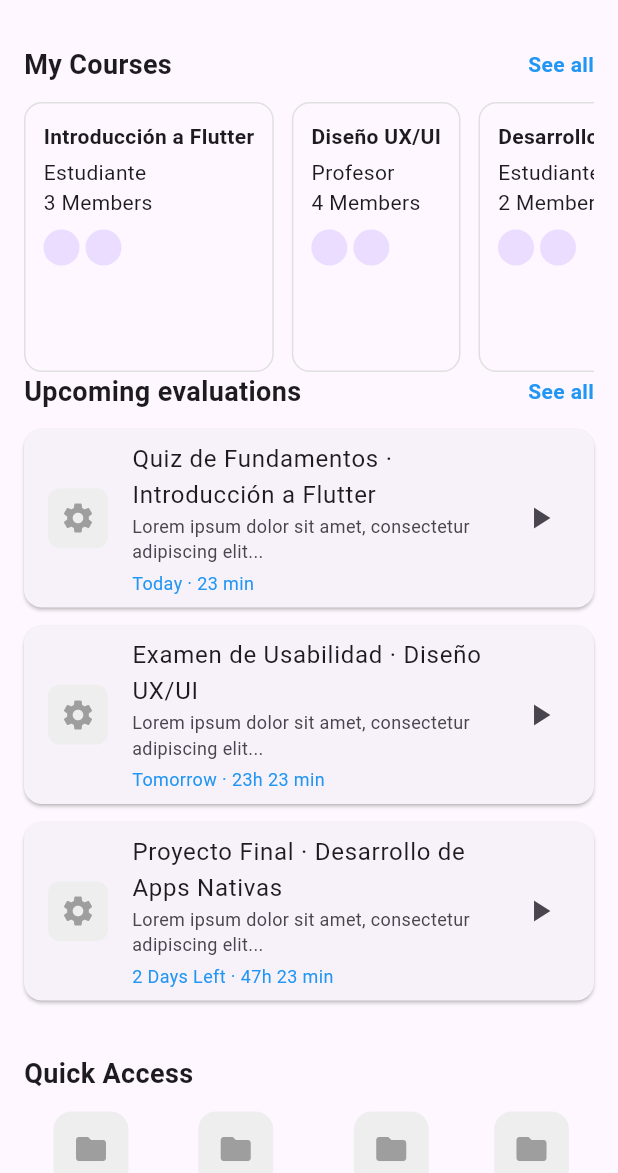
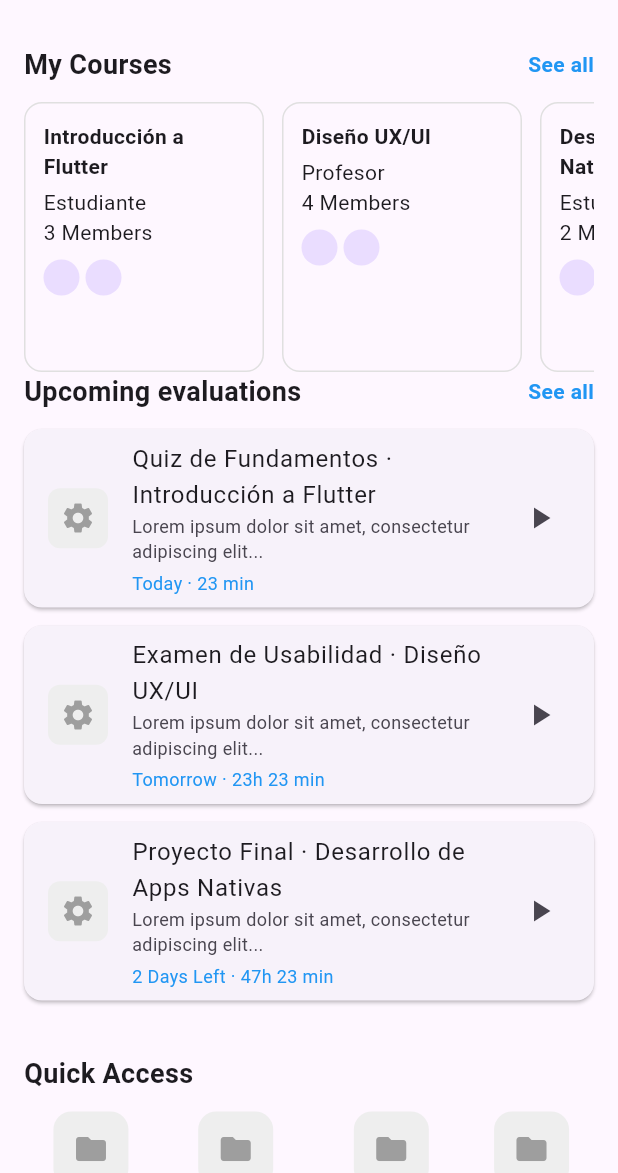
Before and after one commit to Alejorotp/flourse, a Flutter app: the HomePage screen opened by its route, on a phone screen of 412 x 824 dp, the part 63-1236 px from its top. Run offline on Flutter 3.47's test engine with Material 3 defaults, Android fonts, the phone set to English and light mode, and no system bars; our stand-ins replace get.

Commit message:
Courses page added, integrated with the courseCards
Added a courses page and modified the privated widget of courseCards to be reusable.

```diff
--- a/lib/pages/home.dart
+++ b/lib/pages/home.dart
@@ -2,12 +2,9 @@ import 'package:flutter/material.dart';
 import 'package:flourse/data.dart'; // Importa el archivo de datos compartidos
 import 'package:flourse/pages/courses.dart';
 import 'package:flourse/pages/evaluations.dart';
-import 'package:flourse/pages/currentcourse.dart';
-import 'package:flourse/classes/course.dart';
 import 'package:flourse/pages/currentevaluation.dart';
 import 'package:flourse/classes/evaluation.dart';
-
-// ... (elimina las listas myCourses y upcomingEvaluations de este archivo)
+import 'package:flourse/widgets/course_card.dart'; // El widget CourseCard
 
 class HomePage extends StatelessWidget {
   static const String id = '/home';
@@ -64,7 +61,7 @@ class HomePage extends StatelessWidget {
                   // Llama al widget y le pasa el contexto y el objeto `course`
                   return Padding(
                     padding: const EdgeInsets.only(right: 12),
-                    child: _courseCard(context, course),
+                    child: CourseCard(course: course),
                   );
                 },
               ),
@@ -93,8 +90,6 @@ class HomePage extends StatelessWidget {
               ],
             ),
             const SizedBox(height: 12),
-            // Utiliza la lista de datos compartidos
-            // ... dentro del método `build` de `HomePage` ...
 
             // Upcoming Evaluations
             Column(
@@ -114,10 +109,10 @@ class HomePage extends StatelessWidget {
             Row(
               mainAxisAlignment: MainAxisAlignment.spaceAround,
               children: const [
-                _quickAccessItem("Last Course"),
-                _quickAccessItem("Last Course +1"),
-                _quickAccessItem("Last Course +2"),
-                _quickAccessItem(""),
+                _QuickAccessItem("Last Course"),
+                _QuickAccessItem("Last Course +1"),
+                _QuickAccessItem("Last Course +2"),
+                _QuickAccessItem(""),
               ],
             ),
           ],
@@ -126,52 +121,7 @@ class HomePage extends StatelessWidget {
     );
   }
 }
-// ... tu código existente ...
 
-// Ahora el widget recibe el objeto Course completo
-Widget _courseCard(BuildContext context, Course course) {
-  return GestureDetector(
-    onTap: () {
-      Navigator.push(
-        context,
-        MaterialPageRoute(
-          builder: (context) => CurrentCoursePage(course: course),
-        ),
-      );
-    },
-    child: Container(
-      padding: const EdgeInsets.all(12),
-      decoration: BoxDecoration(
-        border: Border.all(color: Colors.grey.shade300),
-        borderRadius: BorderRadius.circular(12),
-      ),
-      child: Column(
-        crossAxisAlignment: CrossAxisAlignment.start,
-        children: [
-          Text(
-            course.title,
-            style: const TextStyle(fontWeight: FontWeight.bold),
-          ),
-          const SizedBox(height: 4),
-          Text(course.role),
-          Text('${course.members} Members'),
-          const SizedBox(height: 8),
-          Row(
-            children: const [
-              CircleAvatar(radius: 12),
-              SizedBox(width: 4),
-              CircleAvatar(radius: 12),
-            ],
-          ),
-        ],
-      ),
-    ),
-  );
-}
-
-// ... tu código existente ...
-
-// Ahora el widget recibe el objeto Evaluation completo
 Widget _evaluationItem(BuildContext context, Evaluation evaluation) {
   return GestureDetector(
     onTap: () {
@@ -218,9 +168,9 @@ Widget _evaluationItem(BuildContext context, Evaluation evaluation) {
   );
 }
 
-class _quickAccessItem extends StatelessWidget {
+class _QuickAccessItem extends StatelessWidget {
   final String label;
-  const _quickAccessItem(this.label);
+  const _QuickAccessItem(this.label);
 
   @override
   Widget build(BuildContext context) {
--- /dev/null
+++ b/lib/widgets/course_card.dart
@@ -0,0 +1,56 @@
+// lib/widgets/course_card.dart
+
+import 'package:flutter/material.dart';
+import 'package:flourse/classes/course.dart';
+import 'package:flourse/pages/currentcourse.dart';
+
+class CourseCard extends StatelessWidget {
+  final Course course;
+
+  const CourseCard({
+    super.key,
+    required this.course,
+  });
+
+  @override
+  Widget build(BuildContext context) {
+    return GestureDetector(
+      onTap: () {
+        Navigator.push(
+          context,
+          MaterialPageRoute(
+            builder: (context) => CurrentCoursePage(course: course),
+          ),
+        );
+      },
+      child: Container(
+        width: 160, // tamaño de los cards
+        padding: const EdgeInsets.all(12),
+        decoration: BoxDecoration(
+          border: Border.all(color: Colors.grey.shade300),
+          borderRadius: BorderRadius.circular(12),
+        ),
+        child: Column(
+          crossAxisAlignment: CrossAxisAlignment.start,
+          children: [
+            Text(
+              course.title,
+              style: const TextStyle(fontWeight: FontWeight.bold),
+            ),
+            const SizedBox(height: 4),
+            Text(course.role),
+            Text('${course.members} Members'),
+            const SizedBox(height: 8),
+            Row(
+              children: const [
+                CircleAvatar(radius: 12),
+                SizedBox(width: 4),
+                CircleAvatar(radius: 12),
+              ],
+            ),
+          ],
+        ),
+      ),
+    );
+  }
+}
```
Also changed, not shown: lib/pages/courses.dart (+104 -3 lines).
